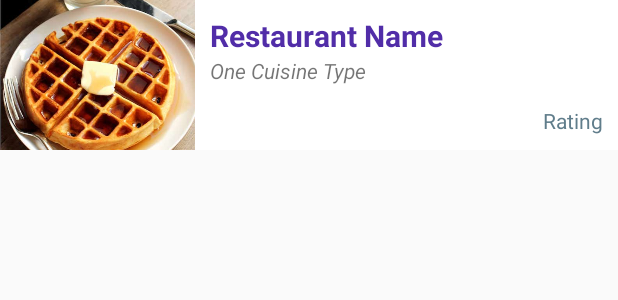
After one commit to joe-kramer/MyRestaurants, an Android app: the layout restaurant_list_item.xml on its own in the app's theme, with its tools: preview values and no code run, on a phone screen of 412 x 824 dp. The commit adds this screen. Shown: the top 300 px of the screen. Run offline under Robolectric (Android 15) with nearby library versions, the phone set to English and light mode, and no system bars.

Commit message:
add custom recycleView to display restaurant information in list format

```diff
--- /dev/null
+++ b/app/src/main/res/layout/restaurant_list_item.xml
@@ -0,0 +1,54 @@
+<?xml version="1.0" encoding="utf-8"?>
+<LinearLayout xmlns:android="http://schemas.android.com/apk/res/android"
+    android:orientation="horizontal"
+    android:layout_width="match_parent"
+    android:layout_height="wrap_content">
+
+    <ImageView
+        android:layout_width="130dp"
+        android:layout_height="100dp"
+        android:id="@+id/restaurantImageView"
+        android:src="@drawable/waffles"
+        android:scaleType="centerCrop"/>
+
+    <LinearLayout
+        android:orientation="vertical"
+        android:layout_width="match_parent"
+        android:background="#ffffff"
+        android:layout_height="match_parent"
+        android:padding="10dp">
+
+        <TextView
+            android:layout_width="wrap_content"
+            android:layout_height="wrap_content"
+            android:id="@+id/restaurantNameTextView"
+            android:textSize="20dp"
+            android:textStyle="bold"
+            android:text="Restaurant Name"
+            android:textColor="@color/colorPrimary"/>
+
+        <TextView
+            android:layout_width="wrap_content"
+            android:layout_height="wrap_content"
+            android:text="One Cuisine Type"
+            android:id="@+id/categoryTextView"
+            android:layout_below="@+id/restaurantNameTextView"
+            android:layout_alignParentLeft="true"
+            android:layout_alignParentStart="true"
+            android:textStyle="italic"/>
+
+        <RelativeLayout
+            android:layout_width="match_parent"
+            android:layout_height="match_parent">
+
+            <TextView
+                android:layout_width="wrap_content"
+                android:layout_height="wrap_content"
+                android:text="Rating"
+                android:id="@+id/ratingTextView"
+                android:layout_alignParentBottom="true"
+                android:layout_alignParentRight="true"
+                android:textColor="@color/colorAccent"/>
+        </RelativeLayout>
+    </LinearLayout>
+</LinearLayout>
```
Also changed, not shown: app/build.gradle (+5 -18 lines), app/src/main/java/com/joekramer/myrestaurants/adapters/RestaurantListAdapter.java (added, +68 -0 lines), app/src/main/java/com/joekramer/myrestaurants/ui/RestaurantsActivity.java (+10 -22 lines), app/src/main/res/layout/activity_restaurants.xml (+4 -13 lines), app/src/main/res/drawable/waffles.jpg (added).
